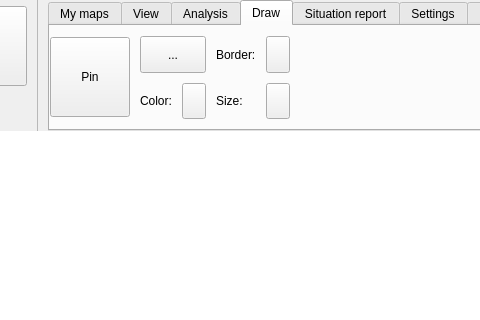
First picture: the form in src/ui/qgskadasmainwidgetbase.ui, repository kadas-albireo/kadas-albireo, before the edit; both pictures show x 460 to 940 and y 0 to 320 of the 1501 by 613 pixel window.
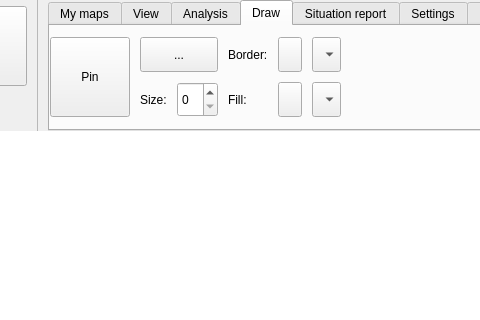
Second picture: the form after the edit. The open tabs and pages were chosen to show the change. Icons and pictures are not drawn. Custom widgets are drawn as their Qt base class.

Commit message: Initial redlining support in kadas

Patch:
```diff
--- a/src/ui/qgskadasmainwidgetbase.ui
+++ b/src/ui/qgskadasmainwidgetbase.ui
@@ -1178,6 +1178,13 @@
               <property name="spacing">
                <number>10</number>
               </property>
+              <item row="1" column="2">
+               <widget class="QLabel" name="mLabelRedliningFillColor">
+                <property name="text">
+                 <string>Fill:</string>
+                </property>
+               </widget>
+              </item>
               <item row="0" column="2">
                <widget class="QLabel" name="mLabelRedliningBorderColor">
                 <property name="text">
@@ -1185,24 +1192,10 @@
                 </property>
                </widget>
               </item>
-              <item row="1" column="0">
-               <widget class="QLabel" name="mLabelRedliningColor">
-                <property name="text">
-                 <string>Color:</string>
-                </property>
-               </widget>
-              </item>
-              <item row="1" column="2">
-               <widget class="QLabel" name="mLabelRedliningSize">
-                <property name="text">
-                 <string>Size:</string>
-                </property>
-               </widget>
-              </item>
               <item row="0" column="0" colspan="2">
                <widget class="QToolButton" name="mToolButtonRedliningShape">
                 <property name="sizePolicy">
-                 <sizepolicy hsizetype="Preferred" vsizetype="MinimumExpanding">
+                 <sizepolicy hsizetype="Preferred" vsizetype="Preferred">
                   <horstretch>0</horstretch>
                   <verstretch>0</verstretch>
                  </sizepolicy>
@@ -1212,30 +1205,63 @@
                 </property>
                </widget>
               </item>
-              <item row="1" column="1">
-               <widget class="QgsColorButtonV2" name="mToolButtonRedliningColor">
-                <property name="sizePolicy">
-                 <sizepolicy hsizetype="Preferred" vsizetype="MinimumExpanding">
-                  <horstretch>0</horstretch>
-                  <verstretch>0</verstretch>
-                 </sizepolicy>
-                </property>
-               </widget>
-              </item>
-              <item row="1" column="3">
-               <widget class="QgsColorButtonV2" name="mToolButtonRedliningSize">
-                <property name="sizePolicy">
-                 <sizepolicy hsizetype="Preferred" vsizetype="MinimumExpanding">
-                  <horstretch>0</horstretch>
-                  <verstretch>0</verstretch>
-                 </sizepolicy>
-                </property>
-               </widget>
-              </item>
               <item row="0" column="3">
                <widget class="QgsColorButtonV2" name="mToolButtonRedliningBorderColor">
                 <property name="sizePolicy">
-                 <sizepolicy hsizetype="Preferred" vsizetype="MinimumExpanding">
+                 <sizepolicy hsizetype="Preferred" vsizetype="Preferred">
+                  <horstretch>0</horstretch>
+                  <verstretch>0</verstretch>
+                 </sizepolicy>
+                </property>
+               </widget>
+              </item>
+              <item row="1" column="3">
+               <widget class="QgsColorButtonV2" name="mToolButtonRedliningFillColor">
+                <property name="sizePolicy">
+                 <sizepolicy hsizetype="Preferred" vsizetype="Preferred">
+                  <horstretch>0</horstretch>
+                  <verstretch>0</verstretch>
+                 </sizepolicy>
+                </property>
+               </widget>
+              </item>
+              <item row="1" column="0">
+               <widget class="QLabel" name="mLabelRedliningSize">
+                <property name="text">
+                 <string>Size:</string>
+                </property>
+               </widget>
+              </item>
+              <item row="0" column="4">
+               <widget class="QComboBox" name="mComboBoxRedliningBorderStyle">
+                <property name="sizePolicy">
+                 <sizepolicy hsizetype="Preferred" vsizetype="Preferred">
+                  <horstretch>0</horstretch>
+                  <verstretch>0</verstretch>
+                 </sizepolicy>
+                </property>
+                <property name="sizeAdjustPolicy">
+                 <enum>QComboBox::AdjustToMinimumContentsLengthWithIcon</enum>
+                </property>
+               </widget>
+              </item>
+              <item row="1" column="4">
+               <widget class="QComboBox" name="mComboBoxRedliningFillStyle">
+                <property name="sizePolicy">
+                 <sizepolicy hsizetype="Preferred" vsizetype="Preferred">
+                  <horstretch>0</horstretch>
+                  <verstretch>0</verstretch>
+                 </sizepolicy>
+                </property>
+                <property name="sizeAdjustPolicy">
+                 <enum>QComboBox::AdjustToMinimumContentsLengthWithIcon</enum>
+                </property>
+               </widget>
+              </item>
+              <item row="1" column="1">
+               <widget class="QSpinBox" name="mSpinBoxRedliningSize">
+                <property name="sizePolicy">
+                 <sizepolicy hsizetype="Minimum" vsizetype="Preferred">
                   <horstretch>0</horstretch>
                   <verstretch>0</verstretch>
                  </sizepolicy>
```
Left out of the diff: 2 changed lines with no effect on the pictures. The commit also changes 4 other files.
